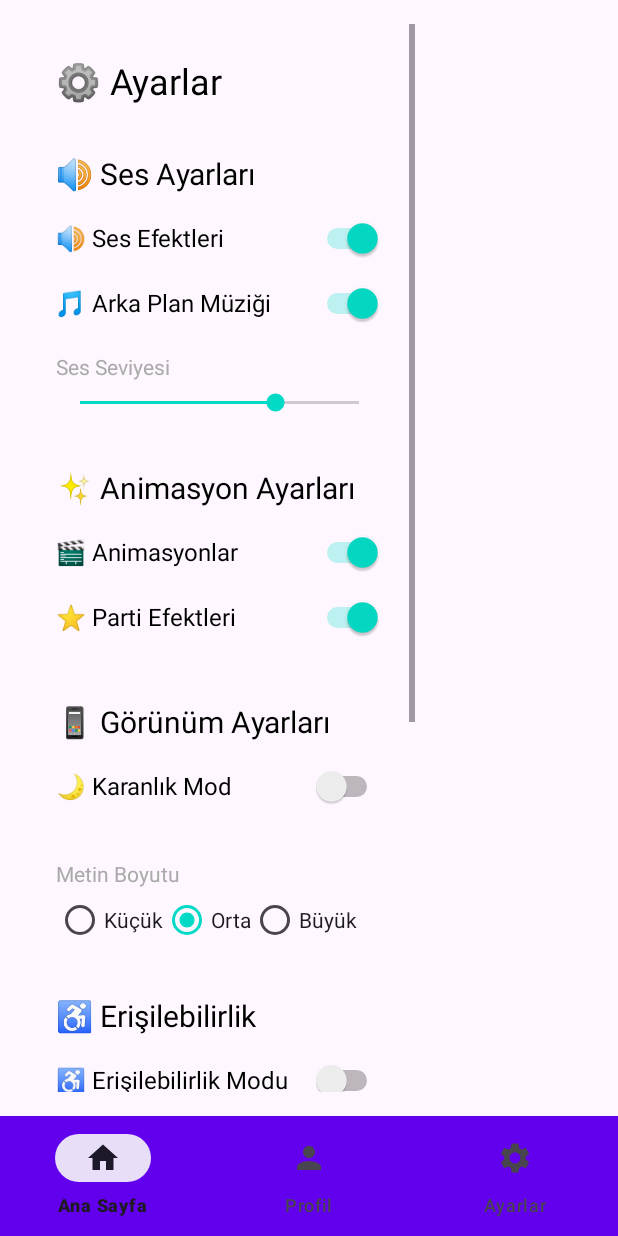
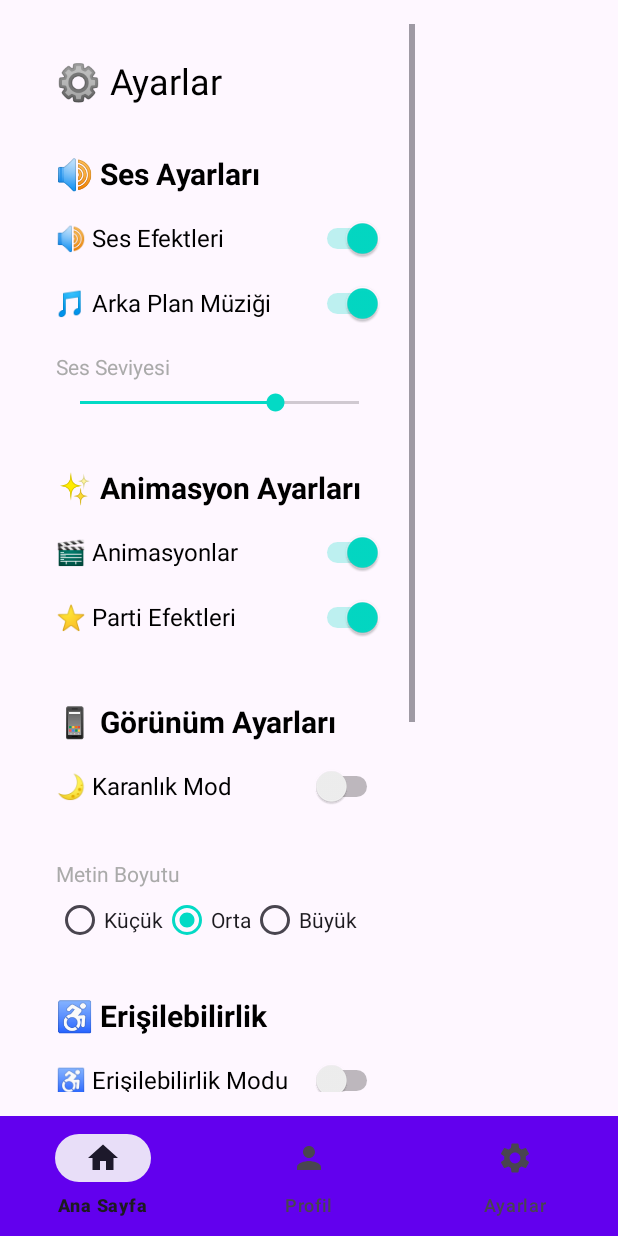
Before and after one commit to mehmet0116/mehmet, an Android app: the fragment SettingsFragment placed in its activity, on a phone screen of 412 x 824 dp. Run offline under Robolectric (Android 15) with nearby library versions, the phone set to English and light mode, and no system bars.

Commit message:
düzeltmeler yapıldı

```diff
--- a/app/src/main/java/com/mete/egitici/fragments/SettingsFragment.kt
+++ b/app/src/main/java/com/mete/egitici/fragments/SettingsFragment.kt
@@ -5,6 +5,7 @@ import android.view.LayoutInflater
 import android.view.View
 import android.view.ViewGroup
 import android.widget.*
+import androidx.core.content.ContextCompat
 import androidx.fragment.app.Fragment
 import com.mete.egitici.R
 import com.mete.egitici.utils.PreferencesHelper
@@ -39,16 +40,16 @@ class SettingsFragment : Fragment() {
             text = "⚙️ Ayarlar"
             textSize = 24f
             setPadding(0, 0, 0, 32)
-            setTextColor(resources.getColor(android.R.color.black, null))
+            setTextColor(ContextCompat.getColor(requireContext(), android.R.color.black))
         })
 
         // Sound Settings Section
         layout.addView(TextView(requireContext()).apply {
             text = "🔊 Ses Ayarları"
             textSize = 20f
-            textStyle = android.graphics.Typeface.BOLD
+            setTypeface(null, android.graphics.Typeface.BOLD)
             setPadding(0, 16, 0, 12)
-            setTextColor(resources.getColor(android.R.color.black, null))
+            setTextColor(ContextCompat.getColor(requireContext(), android.R.color.black))
         })
 
         layout.addView(createSetting(
@@ -70,7 +71,7 @@ class SettingsFragment : Fragment() {
             text = "Ses Seviyesi"
             textSize = 14f
             setPadding(0, 16, 0, 8)
-            setTextColor(resources.getColor(android.R.color.darker_gray, null))
+            setTextColor(ContextCompat.getColor(requireContext(), android.R.color.darker_gray))
         })
 
         layout.addView(SeekBar(requireContext()).apply {
@@ -89,9 +90,9 @@ class SettingsFragment : Fragment() {
         layout.addView(TextView(requireContext()).apply {
             text = "\n✨ Animasyon Ayarları"
             textSize = 20f
-            textStyle = android.graphics.Typeface.BOLD
+            setTypeface(null, android.graphics.Typeface.BOLD)
             setPadding(0, 16, 0, 12)
-            setTextColor(resources.getColor(android.R.color.black, null))
+            setTextColor(ContextCompat.getColor(requireContext(), android.R.color.black))
         })
 
         layout.addView(createSetting(
@@ -112,9 +113,9 @@ class SettingsFragment : Fragment() {
         layout.addView(TextView(requireContext()).apply {
             text = "\n📱 Görünüm Ayarları"
             textSize = 20f
-            textStyle = android.graphics.Typeface.BOLD
+            setTypeface(null, android.graphics.Typeface.BOLD)
             setPadding(0, 16, 0, 12)
-            setTextColor(resources.getColor(android.R.color.black, null))
+            setTextColor(ContextCompat.getColor(requireContext(), android.R.color.black))
         })
 
         layout.addView(createSetting(
@@ -130,7 +131,7 @@ class SettingsFragment : Fragment() {
             text = "\nMetin Boyutu"
             textSize = 14f
             setPadding(0, 16, 0, 8)
-            setTextColor(resources.getColor(android.R.color.darker_gray, null))
+            setTextColor(ContextCompat.getColor(requireContext(), android.R.color.darker_gray))
         })
 
         layout.addView(createTextSizeSelector())
@@ -139,9 +140,9 @@ class SettingsFragment : Fragment() {
         layout.addView(TextView(requireContext()).apply {
             text = "\n♿ Erişilebilirlik"
             textSize = 20f
-            textStyle = android.graphics.Typeface.BOLD
+            setTypeface(null, android.graphics.Typeface.BOLD)
             setPadding(0, 16, 0, 12)
-            setTextColor(resources.getColor(android.R.color.black, null))
+            setTextColor(ContextCompat.getColor(requireContext(), android.R.color.black))
         })
 
         layout.addView(createSetting(
@@ -162,9 +163,9 @@ class SettingsFragment : Fragment() {
         layout.addView(TextView(requireContext()).apply {
             text = "\n👨‍👩‍👧 Ebeveyn Kontrolü"
             textSize = 20f
-            textStyle = android.graphics.Typeface.BOLD
+            setTypeface(null, android.graphics.Typeface.BOLD)
             setPadding(0, 16, 0, 12)
-            setTextColor(resources.getColor(android.R.color.black, null))
+            setTextColor(ContextCompat.getColor(requireContext(), android.R.color.black))
         })
 
         layout.addView(createSetting(
@@ -178,16 +179,16 @@ class SettingsFragment : Fragment() {
             text = "Günlük Kullanım Süresi: ${preferencesHelper.getDailyTimeLimit()} dakika"
             textSize = 14f
             setPadding(0, 8, 0, 8)
-            setTextColor(resources.getColor(android.R.color.darker_gray, null))
+            setTextColor(ContextCompat.getColor(requireContext(), android.R.color.darker_gray))
         })
 
         // Notifications Section
         layout.addView(TextView(requireContext()).apply {
             text = "\n🔔 Bildirimler"
             textSize = 20f
-            textStyle = android.graphics.Typeface.BOLD
+            setTypeface(null, android.graphics.Typeface.BOLD)
             setPadding(0, 16, 0, 12)
-            setTextColor(resources.getColor(android.R.color.black, null))
+            setTextColor(ContextCompat.getColor(requireContext(), android.R.color.black))
         })
 
         layout.addView(createSetting(
@@ -228,7 +229,7 @@ class SettingsFragment : Fragment() {
                     LinearLayout.LayoutParams.WRAP_CONTENT,
                     1f
                 )
-                setTextColor(resources.getColor(android.R.color.black, null))
+                setTextColor(ContextCompat.getColor(requireContext(), android.R.color.black))
             })
 
             addView(Switch(requireContext()).apply {
--- a/app/src/main/res/values/strings.xml
+++ b/app/src/main/res/values/strings.xml
@@ -1,6 +1,6 @@
 <?xml version="1.0" encoding="utf-8"?>
 <resources>
-    <string name="app_name">Mete Eğitici Çocuk Uygulaması</string>
+    <string name="app_name">METE</string>
 
     <!-- Activity titles -->
     <string name="title_splash">Hoş Geldin</string>
```
Also changed, not shown: app/src/main/res/mipmap/ic_launcher.xml (deleted, +0 -13 lines), app/src/main/res/mipmap/ic_launcher_foreground.xml (deleted, +0 -10 lines), app/src/main/res/mipmap/ic_launcher_round.xml (deleted, +0 -13 lines).
